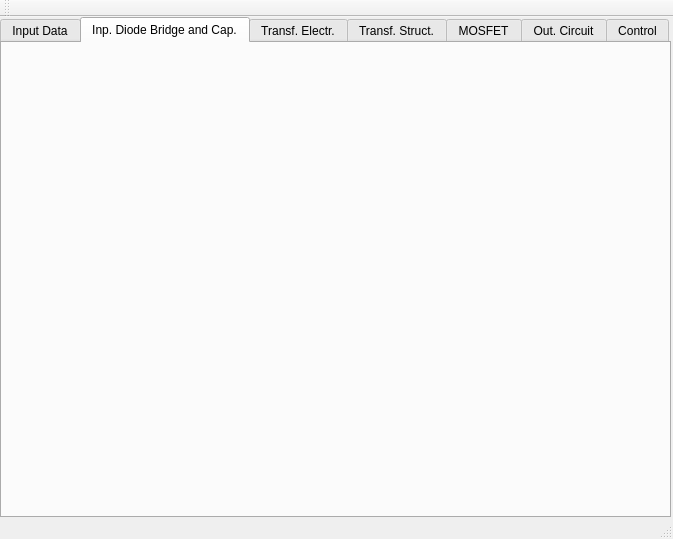
The window that FLySMPS/FLySMPS.ui (aemeltsev/FLySMPS) describes before a commit, drawn with Qt 5.
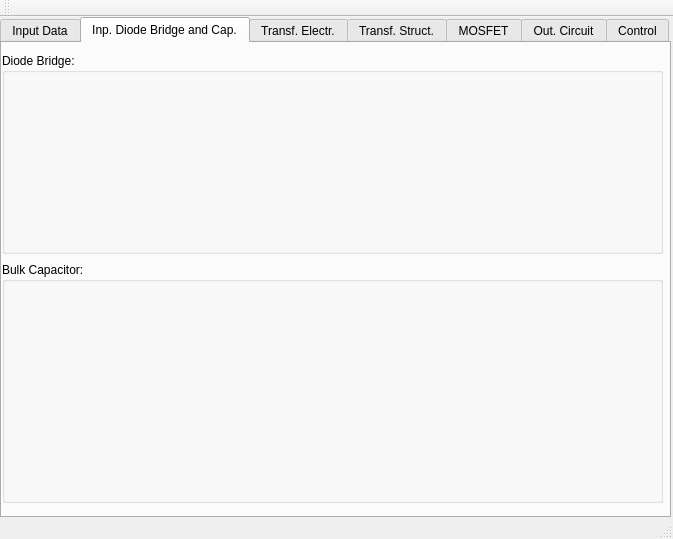
The same window after the commit. The open tabs and pages were chosen to show the change.

What changed in the file:
```diff
--- a/FLySMPS/FLySMPS.ui
+++ b/FLySMPS/FLySMPS.ui
@@ -826,6 +826,32 @@
      <attribute name="title">
       <string>Inp. Diode Bridge and Cap.</string>
      </attribute>
+     <widget class="QGroupBox" name="groupBox_5">
+      <property name="geometry">
+       <rect>
+        <x>0</x>
+        <y>10</y>
+        <width>661</width>
+        <height>201</height>
+       </rect>
+      </property>
+      <property name="title">
+       <string>Diode Bridge:</string>
+      </property>
+     </widget>
+     <widget class="QGroupBox" name="groupBox_6">
+      <property name="geometry">
+       <rect>
+        <x>0</x>
+        <y>219</y>
+        <width>661</width>
+        <height>241</height>
+       </rect>
+      </property>
+      <property name="title">
+       <string>Bulk Capacitor:</string>
+      </property>
+     </widget>
     </widget>
     <widget class="QWidget" name="tab_5">
      <attribute name="title">
```
Left out of the diff: 6 changed lines with no effect on the pictures.
